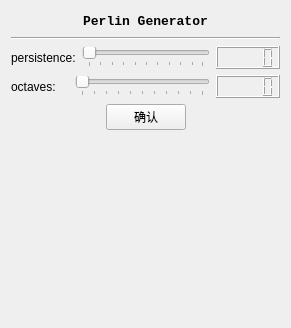
cgcodeboy/TerrainBuilder, file Version_1/ui/perlinwidget.ui: the form before one commit.
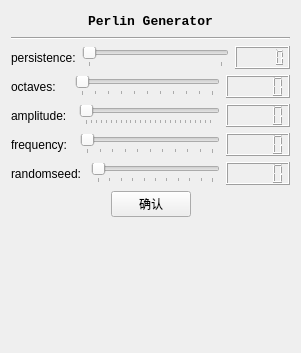
The form after the commit.

```diff
--- a/Version_1/ui/perlinwidget.ui
+++ b/Version_1/ui/perlinwidget.ui
@@ -6,8 +6,8 @@
    <rect>
     <x>0</x>
     <y>0</y>
-    <width>291</width>
-    <height>328</height>
+    <width>301</width>
+    <height>353</height>
    </rect>
   </property>
   <property name="windowTitle">
@@ -80,6 +80,9 @@
      </item>
      <item>
       <widget class="QSlider" name="persistance_SL">
+       <property name="maximum">
+        <number>10</number>
+       </property>
        <property name="singleStep">
         <number>0</number>
        </property>
@@ -92,7 +95,11 @@
       </widget>
      </item>
      <item>
-      <widget class="QLCDNumber" name="persistance_LCD"/>
+      <widget class="QLCDNumber" name="persistance_LCD">
+       <property name="smallDecimalPoint">
+        <bool>true</bool>
+       </property>
+      </widget>
      </item>
     </layout>
    </item>
@@ -123,6 +130,87 @@
      </item>
     </layout>
    </item>
+   <item>
+    <layout class="QHBoxLayout" name="horizontalLayout_5">
+     <item>
+      <widget class="QLabel" name="label_4">
+       <property name="text">
+        <string>amplitude:  </string>
+       </property>
+      </widget>
+     </item>
+     <item>
+      <widget class="QSlider" name="amplitude_SL_">
+       <property name="maximum">
+        <number>255</number>
+       </property>
+       <property name="orientation">
+        <enum>Qt::Horizontal</enum>
+       </property>
+       <property name="tickPosition">
+        <enum>QSlider::TicksBelow</enum>
+       </property>
+      </widget>
+     </item>
+     <item>
+      <widget class="QLCDNumber" name="amplitude_LCD"/>
+     </item>
+    </layout>
+   </item>
+   <item>
+    <layout class="QHBoxLayout" name="horizontalLayout_6">
+     <item>
+      <widget class="QLabel" name="label_5">
+       <property name="text">
+        <string>frequency:  </string>
+       </property>
+      </widget>
+     </item>
+     <item>
+      <widget class="QSlider" name="frequency_SL">
+       <property name="maximum">
+        <number>10</number>
+       </property>
+       <property name="orientation">
+        <enum>Qt::Horizontal</enum>
+       </property>
+       <property name="tickPosition">
+        <enum>QSlider::TicksBelow</enum>
+       </property>
+      </widget>
+     </item>
+     <item>
+      <widget class="QLCDNumber" name="frequency_LCD"/>
+     </item>
+    </layout>
+   </item>
+   <item>
+    <layout class="QHBoxLayout" name="horizontalLayout_7">
+     <item>
+      <widget class="QLabel" name="label_6">
+       <property name="text">
+        <string>randomseed: </string>
+       </property>
+      </widget>
+     </item>
+     <item>
+      <widget class="QSlider" name="randomseed_SL">
+       <property name="maximum">
+        <number>10</number>
+       </property>
+       <property name="orientation">
+        <enum>Qt::Horizontal</enum>
+       </property>
+       <property name="tickPosition">
+        <enum>QSlider::TicksBelow</enum>
+       </property>
+      </widget>
+     </item>
+     <item>
+      <widget class="QLCDNumber" name="randomseed_LCD"/>
+     </item>
+    </layout>
+   </item>
    <item>
     <layout class="QHBoxLayout" name="horizontalLayout_4">
      <item>
```
Left out of the diff: 72 changed lines with no effect on the pictures.
